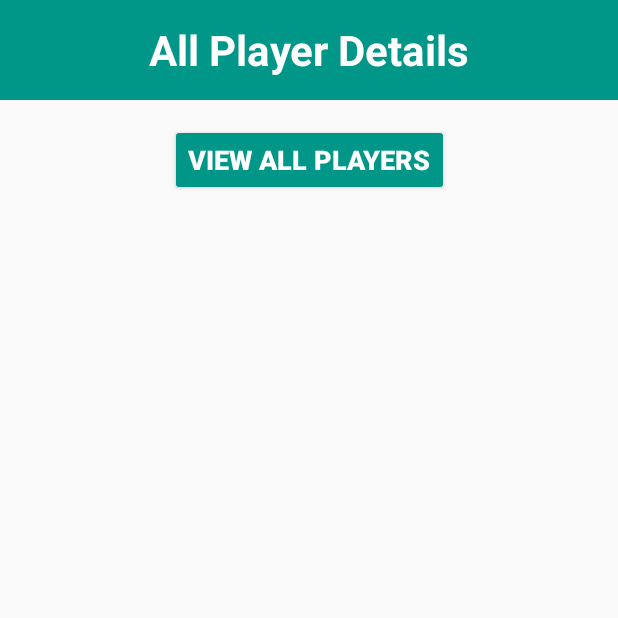
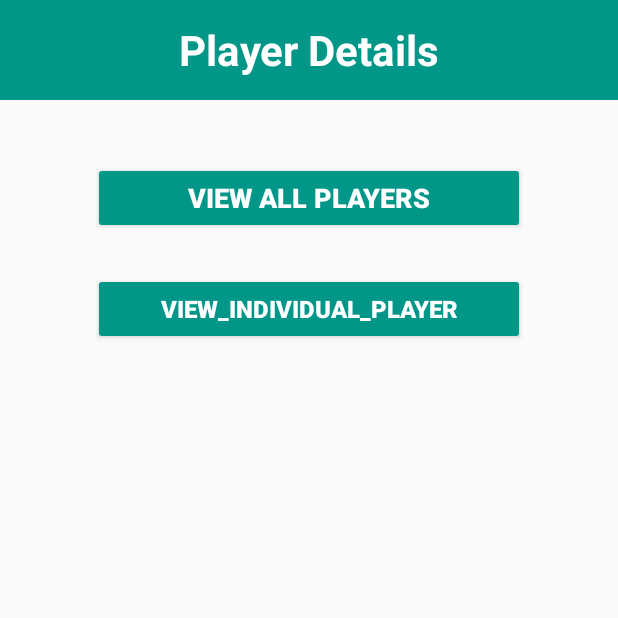
Before and after one commit to shhekarchowdary/ABC_Cricket_Academy, an Android app: the activity_view_all screen opened directly, with no data from a screen before it, on a phone screen of 412 x 824 dp, the top half of it. Run offline under Robolectric (Android 15) with nearby library versions, the light colour scheme and no system bars.

Commit message:
Done Almost

```diff
--- a/app/src/main/java/com/arr/abccricketacademy/activity_view_all.java
+++ b/app/src/main/java/com/arr/abccricketacademy/activity_view_all.java
@@ -2,6 +2,8 @@ package com.arr.abccricketacademy;
 
 import androidx.appcompat.app.AppCompatActivity;
 import androidx.appcompat.app.AlertDialog;
+
+import android.content.Intent;
 import android.database.Cursor;
 import android.os.Bundle;
 import android.view.View;
@@ -10,7 +12,7 @@ import android.widget.Toast;
 
 public class activity_view_all extends AppCompatActivity {
 
-    Button mView_all_button;
+    Button mView_all_button,mView_individual_button;
     DBHelper DB;
 
     @Override
@@ -19,6 +21,7 @@ public class activity_view_all extends AppCompatActivity {
         setContentView(R.layout.activity_view_all);
 
         mView_all_button = findViewById(R.id.view_all_button);
+        mView_individual_button = findViewById(R.id.view_individual_button);
         DB = new DBHelper(this);
 
         mView_all_button.setOnClickListener(new View.OnClickListener() {
@@ -32,32 +35,41 @@ public class activity_view_all extends AppCompatActivity {
                     return;
                 }
 
-
                 StringBuffer buffer = new StringBuffer();
                 while (res.moveToNext()) {
-                    buffer.append("Player Id :" + res.getString(0)+"\n");
-                    buffer.append("First Name :" + res.getString(1)+"\n");
-                    buffer.append("Last Name :" + res.getString(2)+"\n");
-                    buffer.append("Dob :" + res.getString(3)+"\n");
-                    buffer.append("Height :" + res.getString(4)+"\n");
-                    buffer.append("Weight :" + res.getString(5)+"\n");
-                    buffer.append("Skill :" + res.getString(6)+"\n");
-                    buffer.append("House No :" + res.getString(7)+"\n");
-                    buffer.append("Street :" + res.getString(8)+"\n");
-                    buffer.append("City :" + res.getString(9)+"\n");
-                    buffer.append("Zip Code :" + res.getString(10)+"\n");
-                    buffer.append("Academy Id :" + res.getString(11)+"\n");
-                    buffer.append("Coach Id :" + res.getString(12)+"\n");
-                    buffer.append("Team Id :" + res.getString(13)+"\n\n\n");
+                    buffer.append("Player Id: " + res.getString(0)+"\n");
+                    buffer.append("First Name: " + res.getString(1)+"\n");
+                    buffer.append("Last Name: " + res.getString(2)+"\n");
+                    buffer.append("Dob: " + res.getString(3)+"\n");
+                    buffer.append("Height: " + res.getString(4)+"\n");
+                    buffer.append("Weight: " + res.getString(5)+"\n");
+                    buffer.append("Skill: " + res.getString(6)+"\n");
+                    buffer.append("House No: " + res.getString(7)+"\n");
+                    buffer.append("Street: " + res.getString(8)+"\n");
+                    buffer.append("City: " + res.getString(9)+"\n");
+                    buffer.append("Zip Code: " + res.getString(10)+"\n");
+                    buffer.append("Academy Id: " + res.getString(11)+"\n");
+                    buffer.append("Coach Id: " + res.getString(12)+"\n");
+                    buffer.append("Team Id: " + res.getString(13)+"\n\n\n");
 
                 }
                 AlertDialog.Builder builder = new AlertDialog.Builder(activity_view_all.this);
                 builder.setCancelable(true);
-                builder.setTitle("Cricket Academy");
+                builder.setTitle("All Players");
                 builder.setMessage(buffer.toString());
                 builder.show();
             }
         });
 
+        mView_individual_button.setOnClickListener(new View.OnClickListener() {
+            @Override
+            public void onClick(View view) {
+
+                    Intent intent2 = new Intent(getApplicationContext(), activity_update_delete_player.class);
+                    startActivity(intent2);
+
+            }
+        });
+
     }
 }
--- a/app/src/main/res/layout/activity_update_delete_player.xml
+++ b/app/src/main/res/layout/activity_update_delete_player.xml
@@ -382,7 +382,7 @@
         android:gravity="center"
         android:hint="@string/epid"
         android:importantForAutofill="no"
-        android:inputType="textPersonName"
+        android:inputType="number"
         android:textColor="@color/colorPrimaryDark"
         android:textSize="18sp"
         android:textStyle="bold"
--- a/app/src/main/res/layout/activity_view_all.xml
+++ b/app/src/main/res/layout/activity_view_all.xml
@@ -32,7 +32,7 @@
 
     <Button
         android:id="@+id/view_all_button"
-        android:layout_width="wrap_content"
+        android:layout_width="0dp"
         android:layout_height="wrap_content"
         android:backgroundTint="@color/colorAccent"
         android:text="@string/View_all_Button"
@@ -40,16 +40,58 @@
         android:textSize="18sp"
         android:textStyle="bold"
         app:layout_constraintBottom_toTopOf="@+id/guideline17"
-        app:layout_constraintEnd_toEndOf="parent"
-        app:layout_constraintStart_toStartOf="parent"
-        app:layout_constraintTop_toTopOf="@+id/guidelinev" />
+        app:layout_constraintEnd_toStartOf="@+id/guideline26"
+        app:layout_constraintStart_toStartOf="@+id/guideline25"
+        app:layout_constraintTop_toTopOf="@+id/guideline27" />
+
+    <Button
+        android:id="@+id/view_individual_button"
+        android:layout_width="0dp"
+        android:layout_height="wrap_content"
+        android:backgroundTint="@color/colorAccent"
+        android:text="@string/View_individual_button"
+        android:textColor="@color/colorPrimaryDark"
+        android:textSize="16sp"
+        android:textStyle="bold"
+        app:layout_constraintBottom_toTopOf="@+id/guideline24"
+        app:layout_constraintEnd_toStartOf="@+id/guideline26"
+        app:layout_constraintStart_toStartOf="@+id/guideline25"
+        app:layout_constraintTop_toTopOf="@+id/guideline17" />
 
     <androidx.constraintlayout.widget.Guideline
         android:id="@+id/guideline17"
         android:layout_width="wrap_content"
         android:layout_height="wrap_content"
         android:orientation="horizontal"
-        app:layout_constraintGuide_begin="146dp" />
+        app:layout_constraintGuide_percent="0.2" />
+
+    <androidx.constraintlayout.widget.Guideline
+        android:id="@+id/guideline24"
+        android:layout_width="wrap_content"
+        android:layout_height="wrap_content"
+        android:orientation="horizontal"
+        app:layout_constraintGuide_percent="0.3" />
+
+    <androidx.constraintlayout.widget.Guideline
+        android:id="@+id/guideline25"
+        android:layout_width="wrap_content"
+        android:layout_height="wrap_content"
+        android:orientation="vertical"
+        app:layout_constraintGuide_percent="0.15" />
+
+    <androidx.constraintlayout.widget.Guideline
+        android:id="@+id/guideline26"
+        android:layout_width="wrap_content"
+        android:layout_height="wrap_content"
+        android:orientation="vertical"
+        app:layout_constraintGuide_percent="0.85" />
+
+    <androidx.constraintlayout.widget.Guideline
+        android:id="@+id/guideline27"
+        android:layout_width="wrap_content"
+        android:layout_height="wrap_content"
+        android:orientation="horizontal"
+        app:layout_constraintGuide_percent="0.12" />
 
 
 </androidx.constraintlayout.widget.ConstraintLayout>
--- a/app/src/main/res/values/strings.xml
+++ b/app/src/main/res/values/strings.xml
@@ -7,8 +7,9 @@
     <string name="View_Button">View Players</string>
     <string name="add_player_heading">Enter Player Details</string>
     <string name="update_delete_player_heading">Update/Delete Player</string>
-    <string name="view_player_heading">All Player Details</string>
+    <string name="view_player_heading">Player Details</string>
     <string name="View_all_Button">View all Players</string>
+    <string name="View_individual_button">View_individual_player</string>
     <string name="add_player_button">Add Player</string>
     <string name="personal_details">Personal Details</string>
     <string name="Player_Id">Player ID</string>
```
Also changed, not shown: app/src/main/java/com/arr/abccricketacademy/DBHelper.java (+58 -45 lines), app/src/main/java/com/arr/abccricketacademy/activity_update_delete_player.java (+30 -44 lines), app/src/main/java/com/arr/abccricketacademy/add_player.java (+54 -4 lines).
